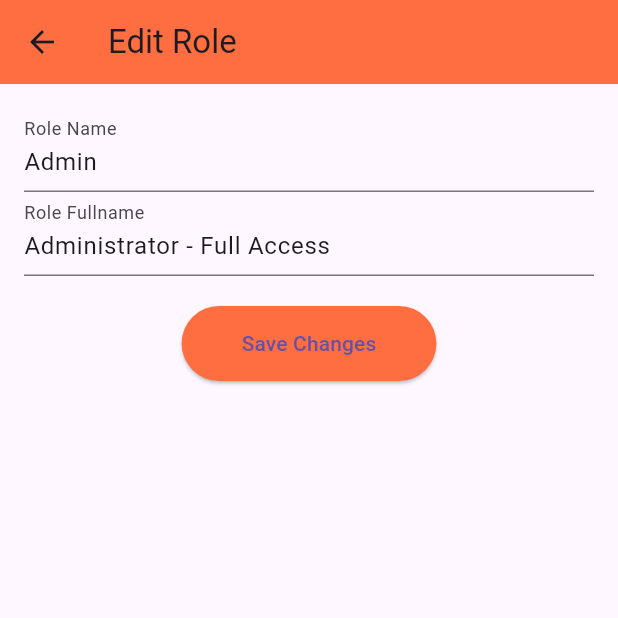
After one commit to quochungg/ChatFPT.Mobile, a Flutter app: the RoleScreen screen opened directly, after a tap on the "edit" icon, on a phone screen of 412 x 824 dp, the top half of it. The commit adds this screen. Run offline on Flutter 3.47's test engine with Material 3 defaults, Android fonts, the phone set to English and light mode, and no system bars.

Commit message:
Create Role

```diff
--- /dev/null
+++ b/lib/screens/role_screen.dart
@@ -0,0 +1,196 @@
+import 'package:flutter/material.dart';
+
+// Định nghĩa mô hình Role (với name và fullname có thể null)
+class Role {
+  String? name;  // Chấp nhận giá trị null
+  String? fullname;  // Chấp nhận giá trị null
+
+  Role({this.name, this.fullname});  // Khởi tạo với các giá trị nullable
+}
+
+class RoleScreen extends StatefulWidget {
+  const RoleScreen({super.key});
+
+  @override
+  _RoleScreenState createState() => _RoleScreenState();
+}
+
+class _RoleScreenState extends State<RoleScreen> {
+  // Danh sách vai trò (dữ liệu mẫu ban đầu)
+  List<Role> roles = [
+    Role(name: 'Admin', fullname: 'Administrator - Full Access'),
+    Role(name: 'User', fullname: 'Regular User - Limited Access'),
+  ];
+
+  // Thêm vai trò mới
+  void _addRole() async {
+    final result = await Navigator.push(
+      context,
+      MaterialPageRoute(
+        builder: (context) => const EditRoleScreen(isAddRole: true),
+      ),
+    );
+    if (result != null) {
+      setState(() {
+        roles.add(result);
+      });
+    }
+  }
+
+  // Chỉnh sửa vai trò
+  void _editRole(int index) async {
+    final result = await Navigator.push(
+      context,
+      MaterialPageRoute(
+        builder: (context) => EditRoleScreen(
+          isAddRole: false,
+          role: roles[index],
+        ),
+      ),
+    );
+    if (result != null) {
+      setState(() {
+        roles[index] = result;
+      });
+    }
+  }
+
+  // Xóa vai trò
+  void _deleteRole(int index) {
+    showDialog(
+      context: context,
+      builder: (BuildContext context) {
+        return AlertDialog(
+          title: const Text('Confirm deletion'),
+          content: const Text('Are you sure you want to delete this role?'),
+          actions: [
+            TextButton(
+              onPressed: () {
+                Navigator.of(context).pop();
+              },
+              child: const Text('No'),
+            ),
+            TextButton(
+              onPressed: () {
+                setState(() {
+                  roles.removeAt(index);
+                });
+                Navigator.of(context).pop();
+              },
+              child: const Text('Yes'),
+            ),
+          ],
+        );
+      },
+    );
+  }
+
+  @override
+  Widget build(BuildContext context) {
+    return Scaffold(
+      appBar: AppBar(
+        title: const Text("Role Management"),
+        backgroundColor: Colors.deepOrangeAccent,
+      ),
+      body: ListView.builder(
+        itemCount: roles.length,
+        itemBuilder: (context, index) {
+          return Card(
+            margin: const EdgeInsets.all(8),
+            child: ListTile(
+              title: Text(roles[index].name ?? 'Unknown'),
+              subtitle: Text(roles[index].fullname ?? 'No description'),
+              trailing: Row(
+                mainAxisSize: MainAxisSize.min,
+                children: [
+                  IconButton(
+                    icon: const Icon(Icons.edit),
+                    onPressed: () => _editRole(index),
+                  ),
+                  IconButton(
+                    icon: const Icon(Icons.delete),
+                    onPressed: () => _deleteRole(index),
+                  ),
+                ],
+              ),
+            ),
+          );
+        },
+      ),
+      floatingActionButton: FloatingActionButton(
+        onPressed: _addRole,
+        child: const Icon(Icons.add),
+        backgroundColor: Colors.deepOrangeAccent,
+      ),
+    );
+  }
+}
+
+class EditRoleScreen extends StatefulWidget {
+  final Role? role;
+  final bool isAddRole;
+
+  const EditRoleScreen({this.role, required this.isAddRole, super.key});
+
+  @override
+  _EditRoleScreenState createState() => _EditRoleScreenState();
+}
+
+class _EditRoleScreenState extends State<EditRoleScreen> {
+  late TextEditingController nameController;
+  late TextEditingController fullnameController;
+
+  @override
+  void initState() {
+    super.initState();
+    nameController = TextEditingController(text: widget.isAddRole ? '' : widget.role?.name ?? '');
+    fullnameController = TextEditingController(text: widget.isAddRole ? '' : widget.role?.fullname ?? '');
+  }
+
+  @override
+  Widget build(BuildContext context) {
+    return Scaffold(
+      appBar: AppBar(
+        title: Text(widget.isAddRole ? 'Add Role' : 'Edit Role'),
+        backgroundColor: Colors.deepOrangeAccent,
+      ),
+      body: Padding(
+        padding: const EdgeInsets.all(16.0),
+        child: Column(
+          children: [
+            TextField(
+              controller: nameController,
+              decoration: const InputDecoration(labelText: 'Role Name'),
+            ),
+            TextField(
+              controller: fullnameController,
+              decoration: const InputDecoration(labelText: 'Role Fullname'),
+            ),
+            const SizedBox(height: 20),
+            ElevatedButton(
+              onPressed: () {
+                if (nameController.text.isNotEmpty && fullnameController.text.isNotEmpty) {
+                  final role = Role(
+                    name: nameController.text,
+                    fullname: fullnameController.text,
+                  );
+                  Navigator.pop(context, role);
+                } else {
+                  // Hiển thị lỗi nếu các trường nhập không có giá trị
+                  ScaffoldMessenger.of(context).showSnackBar(
+                    const SnackBar(content: Text('Please provide both name and fullname')),
+                  );
+                }
+              },
+              child: Text(widget.isAddRole ? 'Add Role' : 'Save Changes'),
+              style: ElevatedButton.styleFrom(
+                backgroundColor: Colors.deepOrangeAccent, // Cập nhật thuộc tính màu nền
+                padding: const EdgeInsets.symmetric(vertical: 15, horizontal: 40),
+              ),
+            ),
+          ],
+        ),
+      ),
+    );
+  }
+}
```
Also changed, not shown: lib/screens/admin_dashboard_screen.dart (+12 -5 lines).
